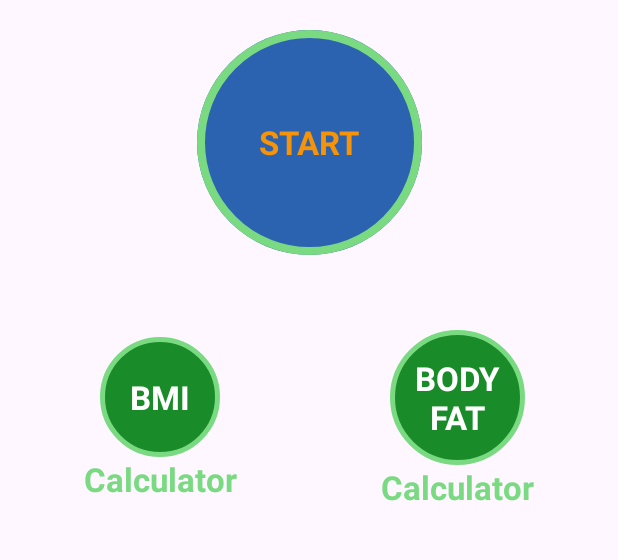
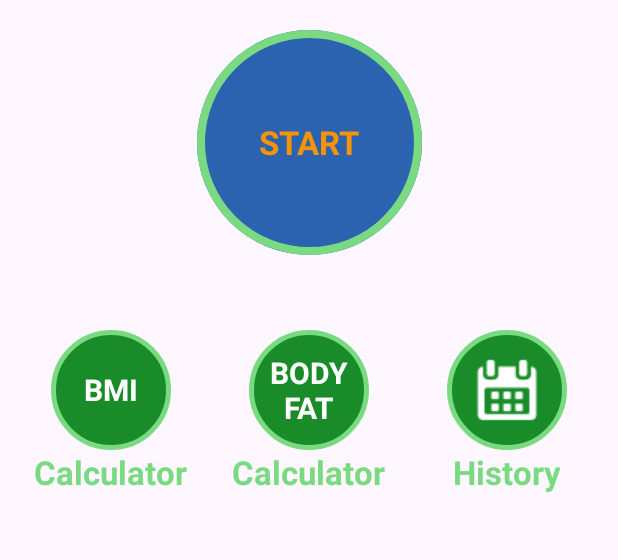
Before and after one commit to PrathB/7min_Workout_App, an Android app: the screen it shows after launch (MainActivity), on a phone screen of 412 x 824 dp, the part 462-1022 px from its top. Run offline under Robolectric (Android 15) with nearby library versions, the phone set to English and light mode, and no system bars.

Commit message:
Added History button to main activity

```diff
--- a/app/src/main/AndroidManifest.xml
+++ b/app/src/main/AndroidManifest.xml
@@ -18,6 +18,9 @@
         android:supportsRtl="true"
         android:theme="@style/Theme._7minWorkout"
         tools:targetApi="31">
+        <activity
+            android:name=".HistoryActivity"
+            android:exported="false" />
         <activity
             android:name=".BodyFatActivity"
             android:exported="false" />
--- a/app/src/main/res/layout/activity_main.xml
+++ b/app/src/main/res/layout/activity_main.xml
@@ -74,7 +74,7 @@
                     android:layout_gravity="center"
                     android:text="@string/bmi"
                     android:textColor="@color/white"
-                    android:textSize="@dimen/default_button_text_size"
+                    android:textSize="20sp"
                     android:textStyle="bold" />
             </FrameLayout>
 
@@ -98,8 +98,8 @@
 
             <FrameLayout
                 android:id="@+id/fl_body_fat_calculator"
-                android:layout_width="90dp"
-                android:layout_height="90dp"
+                android:layout_width="80dp"
+                android:layout_height="80dp"
                 android:background="@drawable/bmi_btn_border">
 
                 <TextView
@@ -109,7 +109,7 @@
                     android:gravity="center"
                     android:text="@string/body_fat"
                     android:textColor="@color/white"
-                    android:textSize="@dimen/default_button_text_size"
+                    android:textSize="20sp"
                     android:textStyle="bold" />
             </FrameLayout>
 
@@ -124,6 +124,37 @@
                 />
         </LinearLayout>
 
+        <LinearLayout
+            android:layout_width="0dp"
+            android:layout_height="wrap_content"
+            android:layout_weight="1"
+            android:gravity="center"
+            android:orientation="vertical">
+
+            <FrameLayout
+                android:id="@+id/fl_history"
+                android:layout_width="80dp"
+                android:layout_height="80dp"
+                android:background="@drawable/bmi_btn_border">
+
+                <ImageView
+                    android:layout_width="wrap_content"
+                    android:layout_height="wrap_content"
+                    android:layout_gravity="center"
+                    android:src="@drawable/ic_calendar"
+                    android:contentDescription="@string/calendar_image"/>
+            </FrameLayout>
+
+            <TextView
+                android:layout_width="wrap_content"
+                android:layout_height="wrap_content"
+                android:layout_gravity="center"
+                android:text="@string/history"
+                android:textColor="@color/main_green"
+                android:textSize="@dimen/default_button_text_size"
+                android:textStyle="bold" />
+        </LinearLayout>
+
     </LinearLayout>
 
 </androidx.constraintlayout.widget.ConstraintLayout>
--- a/app/src/main/res/values/strings.xml
+++ b/app/src/main/res/values/strings.xml
@@ -41,4 +41,6 @@
     <string name="fat_mass">BODY FAT MASS :</string>
     <string name="lean_mass">LEAN BODY MASS :</string>
     <string name="body_fat_category">BODY FAT CATEGORY :</string>
+    <string name="history">History</string>
+    <string name="calendar_image">Calendar Image</string>
 </resources>
```
Also changed, not shown: app/src/main/java/com/test/a7minworkout/FinishActivity.kt (+1 -1 lines), app/src/main/java/com/test/a7minworkout/HistoryActivity.kt (added, +24 -0 lines), app/src/main/java/com/test/a7minworkout/MainActivity.kt (+5 -0 lines), app/src/main/res/layout/activity_history.xml (added, +22 -0 lines), app/src/main/res/drawable/ic_calendar.png (added).
